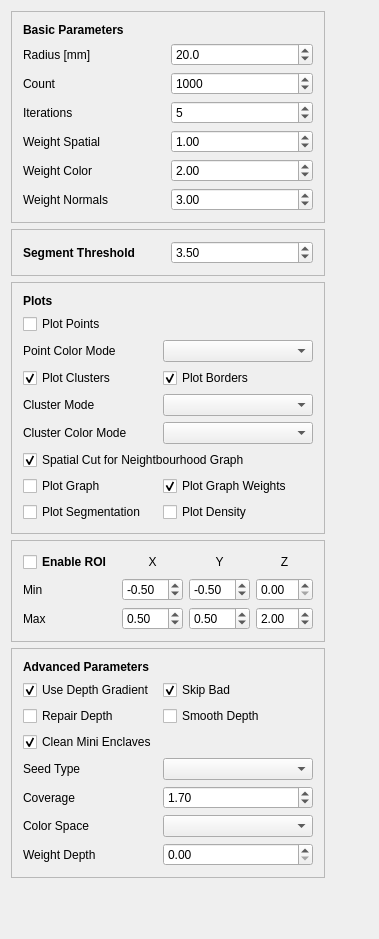
Before: the Qt Designer form dasp_gui/WdgtSuperpixelParameters.ui in Danvil/dasp, drawn with Qt 5.
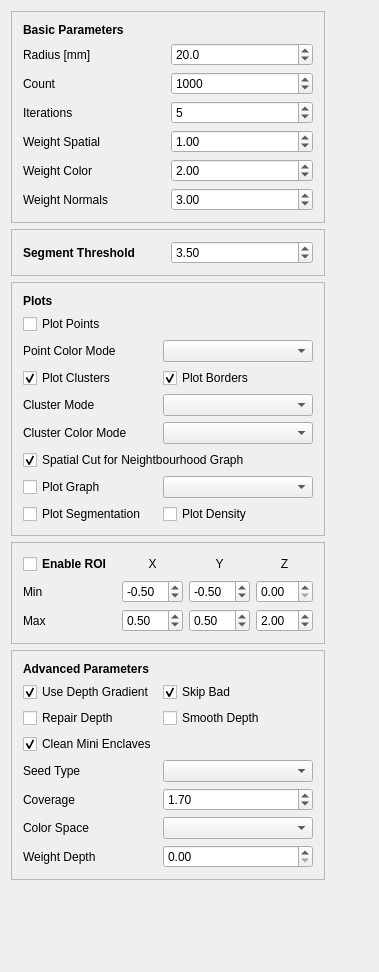
After: the same form once the commit is applied.

Commit message: Can now select which graph to visualize

Patch:
```diff
--- a/dasp_gui/WdgtSuperpixelParameters.ui
+++ b/dasp_gui/WdgtSuperpixelParameters.ui
@@ -7,7 +7,7 @@
     <x>0</x>
     <y>0</y>
     <width>379</width>
-    <height>939</height>
+    <height>972</height>
    </rect>
   </property>
   <property name="windowTitle">
@@ -254,7 +254,7 @@
         </property>
        </widget>
       </item>
-      <item row="8" column="0">
+      <item row="9" column="0">
        <widget class="QCheckBox" name="checkBoxPlotGraph">
         <property name="text">
          <string>Plot Graph</string>
@@ -271,24 +271,14 @@
         </property>
        </widget>
       </item>
-      <item row="9" column="0">
+      <item row="10" column="0">
        <widget class="QCheckBox" name="checkBoxPlotSegments">
         <property name="text">
          <string>Plot Segmentation</string>
         </property>
        </widget>
       </item>
-      <item row="8" column="1">
-       <widget class="QCheckBox" name="checkBoxPlotGraphWeights">
-        <property name="text">
-         <string>Plot Graph Weights</string>
-        </property>
-        <property name="checked">
-         <bool>true</bool>
-        </property>
-       </widget>
-      </item>
-      <item row="9" column="1">
+      <item row="10" column="1">
        <widget class="QCheckBox" name="checkBoxPlotDensity">
         <property name="text">
          <string>Plot Density</string>
@@ -305,6 +295,9 @@
         </property>
        </widget>
       </item>
+      <item row="9" column="1">
+       <widget class="QComboBox" name="comboBoxPlotGraphWeights"/>
+      </item>
      </layout>
     </widget>
    </item>
```
The commit also changes 4 other files.
